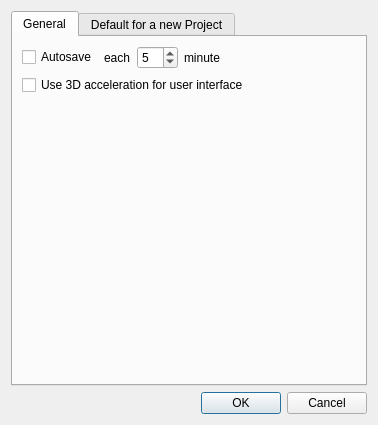
Before: the Qt Designer form ui/SettingsDialog.ui in scantailor/scantailor, drawn with Qt 5.
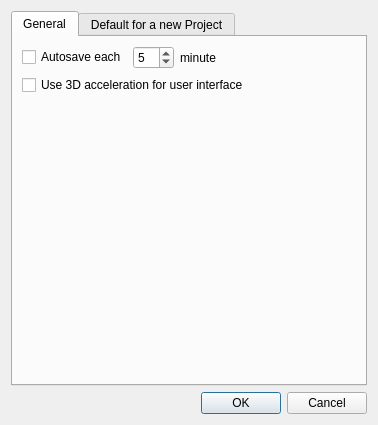
After: the same form once the commit is applied. Icons and pictures are not drawn.

Commit message: cottect SettingsDialog labels; update russian translation

```diff
--- a/ui/SettingsDialog.ui
+++ b/ui/SettingsDialog.ui
@@ -6,7 +6,7 @@
    <rect>
     <x>0</x>
     <y>0</y>
-    <width>336</width>
+    <width>338</width>
     <height>409</height>
    </rect>
   </property>
@@ -29,14 +29,7 @@
          <item>
           <widget class="QCheckBox" name="autosaveCheckBox">
            <property name="text">
-            <string>Autosave</string>
-           </property>
-          </widget>
-         </item>
-         <item>
-          <widget class="QLabel" name="eachLabel">
-           <property name="text">
-            <string>each</string>
+            <string>Autosave each</string>
            </property>
           </widget>
          </item>
```
The commit also changes 11 other files.
